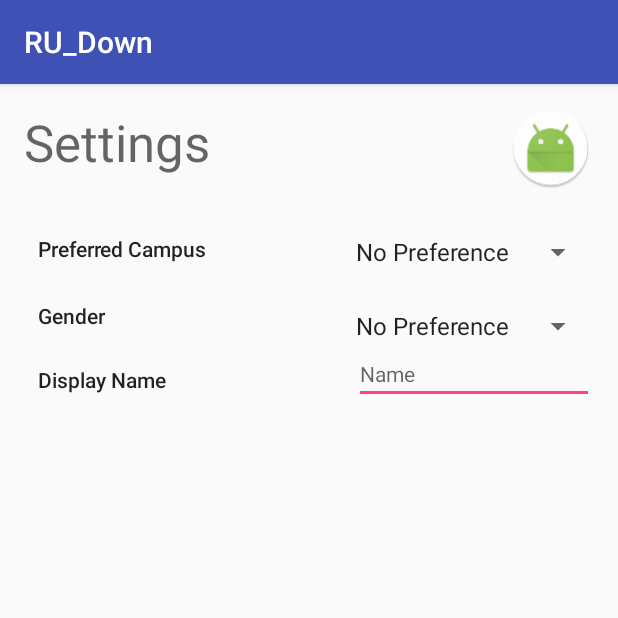
After one commit to JonathanZelaya/RU_Down, an Android app: the settings screen opened directly, with no data from a screen before it, on a phone screen of 412 x 824 dp, the top half of it. The commit adds this screen. Run offline under Robolectric (Android 15) with nearby library versions, the phone set to English and light mode, and no system bars.

Commit message:
adding settings

```diff
--- a/app/build.gradle
+++ b/app/build.gradle
@@ -33,4 +33,5 @@ dependencies {
 
 
 
+
 apply plugin: 'com.google.gms.google-services'
--- a/app/src/main/AndroidManifest.xml
+++ b/app/src/main/AndroidManifest.xml
@@ -20,6 +20,8 @@
         </activity>
         <activity android:name=".WaitingRoomActivity">
         </activity>
+        <activity android:name=".settings">
+        </activity>
     </application>
 
 </manifest>
--- a/app/src/main/java/jjkk/ru_down/MainActivity.java
+++ b/app/src/main/java/jjkk/ru_down/MainActivity.java
@@ -76,7 +76,7 @@ public class MainActivity extends AppCompatActivity {
     }
 
     private void storeUserInfo(){
-
+        //mDatabase.addListenerForSingleValueEvent();
     }
 
     private boolean userValid(){
--- /dev/null
+++ b/app/src/main/java/jjkk/ru_down/settings.java
@@ -0,0 +1,13 @@
+package jjkk.ru_down;
+
+import android.support.v7.app.AppCompatActivity;
+import android.os.Bundle;
+
+public class settings extends AppCompatActivity {
+
+    @Override
+    protected void onCreate(Bundle savedInstanceState) {
+        super.onCreate(savedInstanceState);
+        setContentView(R.layout.activity_settings);
+    }
+}
```
